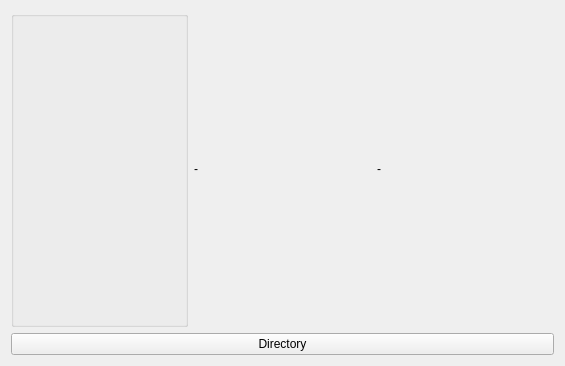
The window that vlc/VLCVideoWidget.ui (Aerobota/OpenCV) describes before a commit, drawn with Qt 5.
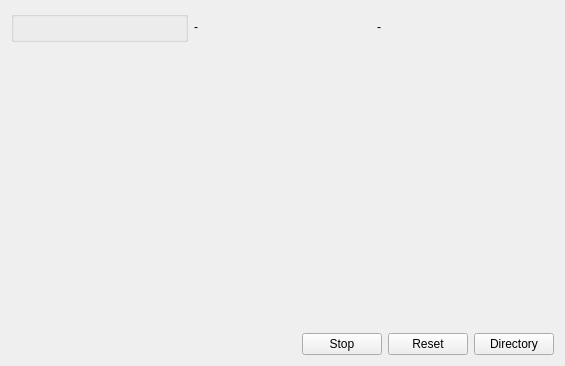
The same window after the commit.

Commit message: Add buttons reset and stop of read images for stabilizer

```diff
--- a/vlc/VLCVideoWidget.ui
+++ b/vlc/VLCVideoWidget.ui
@@ -15,6 +15,8 @@
   </property>
   <layout class="QGridLayout" name="gridLayout">
    <item row="0" column="0">
+    <layout class="QVBoxLayout" name="verticalLayout">
+     <item>
     <layout class="QHBoxLayout" name="horizontalLayout">
      <item>
       <widget class="QGroupBox" name="groupBox">
@@ -39,12 +41,64 @@
      </item>
     </layout>
    </item>
-   <item row="1" column="0">
+     <item>
+      <spacer name="verticalSpacer">
+       <property name="orientation">
+        <enum>Qt::Vertical</enum>
+       </property>
+       <property name="sizeHint" stdset="0">
+        <size>
+         <width>20</width>
+         <height>40</height>
+        </size>
+       </property>
+      </spacer>
+     </item>
+     <item>
+      <layout class="QHBoxLayout" name="horizontalLayout_2">
+       <item>
+        <spacer name="horizontalSpacer">
+         <property name="orientation">
+          <enum>Qt::Horizontal</enum>
+         </property>
+         <property name="sizeHint" stdset="0">
+          <size>
+           <width>40</width>
+           <height>20</height>
+          </size>
+         </property>
+        </spacer>
+       </item>
+       <item>
+        <widget class="QPushButton" name="btStop">
+         <property name="toolTip">
+          <string>Stop the counter to stabilize images</string>
+         </property>
+         <property name="text">
+          <string>Stop</string>
+         </property>
+        </widget>
+       </item>
+       <item>
+        <widget class="QPushButton" name="btReset">
+         <property name="toolTip">
+          <string>Resets the counter to stabilize images</string>
+         </property>
+         <property name="text">
+          <string>Reset</string>
+         </property>
+        </widget>
+       </item>
+       <item>
     <widget class="QPushButton" name="btDirectory">
      <property name="text">
       <string>Directory</string>
      </property>
     </widget>
+       </item>
+      </layout>
+     </item>
+    </layout>
    </item>
   </layout>
  </widget>
```
Left out of the diff: 3 changed lines with no effect on the pictures. Lines whose indentation alone changed are shown as unchanged. The commit also changes 2 other files.
